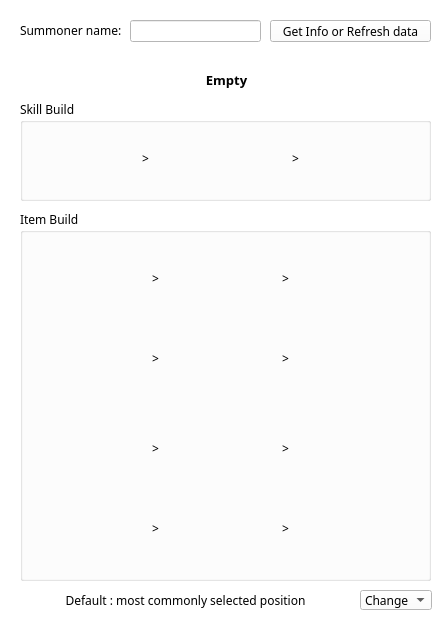
This is Private Project/Web Scrap/Mini Helper/pylol.ui in B2SIC/boj-solution as Qt 5 draws it before an edit. The edited form follows.
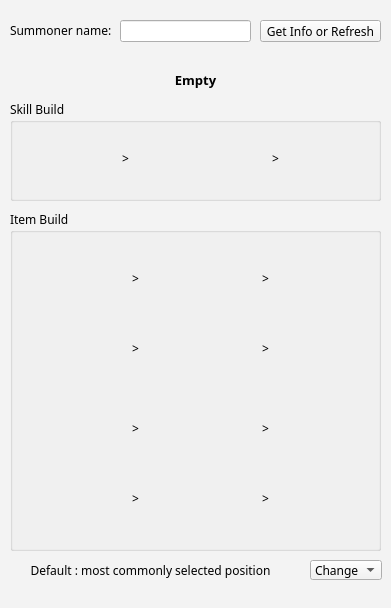
This is the edited form. Icons and pictures are not drawn.

```diff
--- a/Private Project/Web Scrap/Mini Helper/pylol.ui
+++ b/Private Project/Web Scrap/Mini Helper/pylol.ui
@@ -6,14 +6,20 @@
    <rect>
     <x>0</x>
     <y>0</y>
-    <width>441</width>
-    <height>640</height>
+    <width>391</width>
+    <height>608</height>
    </rect>
   </property>
+  <property name="minimumSize">
+   <size>
+    <width>391</width>
+    <height>608</height>
+   </size>
+  </property>
   <property name="maximumSize">
    <size>
-    <width>441</width>
-    <height>658</height>
+    <width>391</width>
+    <height>608</height>
    </size>
   </property>
   <property name="palette">
@@ -31,9 +37,9 @@
      <colorrole role="Button">
       <brush brushstyle="SolidPattern">
        <color alpha="255">
-        <red>255</red>
-        <green>255</green>
-        <blue>255</blue>
+        <red>243</red>
+        <green>243</green>
+        <blue>243</blue>
        </color>
       </brush>
      </colorrole>
@@ -49,27 +55,27 @@
      <colorrole role="Midlight">
       <brush brushstyle="SolidPattern">
        <color alpha="255">
-        <red>255</red>
-        <green>255</green>
-        <blue>255</blue>
+        <red>249</red>
+        <green>249</green>
+        <blue>249</blue>
        </color>
       </brush>
      </colorrole>
      <colorrole role="Dark">
       <brush brushstyle="SolidPattern">
        <color alpha="255">
-        <red>127</red>
-        <green>127</green>
-        <blue>127</blue>
+        <red>121</red>
+        <green>121</green>
+        <blue>121</blue>
        </color>
       </brush>
      </colorrole>
      <colorrole role="Mid">
       <brush brushstyle="SolidPattern">
        <color alpha="255">
-        <red>170</red>
-        <green>170</green>
-        <blue>170</blue>
+        <red>162</red>
+        <green>162</green>
+        <blue>162</blue>
        </color>
       </brush>
      </colorrole>
@@ -112,9 +118,9 @@
      <colorrole role="Window">
       <brush brushstyle="SolidPattern">
        <color alpha="255">
-        <red>255</red>
-        <green>255</green>
-        <blue>255</blue>
+        <red>243</red>
+        <green>243</green>
+        <blue>243</blue>
        </color>
       </brush>
      </colorrole>
@@ -130,9 +136,9 @@
      <colorrole role="AlternateBase">
       <brush brushstyle="SolidPattern">
        <color alpha="255">
-        <red>255</red>
-        <green>255</green>
-        <blue>255</blue>
+        <red>249</red>
+        <green>249</green>
+        <blue>249</blue>
        </color>
       </brush>
      </colorrole>
@@ -168,9 +174,9 @@
      <colorrole role="Button">
       <brush brushstyle="SolidPattern">
        <color alpha="255">
-        <red>255</red>
-        <green>255</green>
-        <blue>255</blue>
+        <red>243</red>
+        <green>243</green>
+        <blue>243</blue>
        </color>
       </brush>
      </colorrole>
@@ -186,27 +192,27 @@
      <colorrole role="Midlight">
       <brush brushstyle="SolidPattern">
        <color alpha="255">
-        <red>255</red>
-        <green>255</green>
-        <blue>255</blue>
+        <red>249</red>
+        <green>249</green>
+        <blue>249</blue>
        </color>
       </brush>
      </colorrole>
      <colorrole role="Dark">
       <brush brushstyle="SolidPattern">
        <color alpha="255">
-        <red>127</red>
-        <green>127</green>
-        <blue>127</blue>
+        <red>121</red>
+        <green>121</green>
+        <blue>121</blue>
        </color>
       </brush>
      </colorrole>
      <colorrole role="Mid">
       <brush brushstyle="SolidPattern">
        <color alpha="255">
-        <red>170</red>
-        <green>170</green>
-        <blue>170</blue>
+        <red>162</red>
+        <green>162</green>
+        <blue>162</blue>
        </color>
       </brush>
      </colorrole>
@@ -249,9 +255,9 @@
      <colorrole role="Window">
       <brush brushstyle="SolidPattern">
        <color alpha="255">
-        <red>255</red>
-        <green>255</green>
-        <blue>255</blue>
+        <red>243</red>
+        <green>243</green>
+        <blue>243</blue>
        </color>
       </brush>
      </colorrole>
@@ -267,9 +273,9 @@
      <colorrole role="AlternateBase">
       <brush brushstyle="SolidPattern">
        <color alpha="255">
-        <red>255</red>
-        <green>255</green>
-        <blue>255</blue>
+        <red>249</red>
+        <green>249</green>
+        <blue>249</blue>
        </color>
       </brush>
      </colorrole>
@@ -296,18 +302,18 @@
      <colorrole role="WindowText">
       <brush brushstyle="SolidPattern">
        <color alpha="255">
-        <red>127</red>
-        <green>127</green>
-        <blue>127</blue>
+        <red>121</red>
+        <green>121</green>
+        <blue>121</blue>
        </color>
       </brush>
      </colorrole>
      <colorrole role="Button">
       <brush brushstyle="SolidPattern">
        <color alpha="255">
-        <red>255</red>
-        <green>255</green>
-        <blue>255</blue>
+        <red>243</red>
+        <green>243</green>
+        <blue>243</blue>
        </color>
       </brush>
      </colorrole>
@@ -323,36 +329,36 @@
      <colorrole role="Midlight">
       <brush brushstyle="SolidPattern">
        <color alpha="255">
-        <red>255</red>
-        <green>255</green>
-        <blue>255</blue>
+        <red>249</red>
+        <green>249</green>
+        <blue>249</blue>
        </color>
       </brush>
      </colorrole>
      <colorrole role="Dark">
       <brush brushstyle="SolidPattern">
        <color alpha="255">
-        <red>127</red>
-        <green>127</green>
-        <blue>127</blue>
+        <red>121</red>
+        <green>121</green>
+        <blue>121</blue>
        </color>
       </brush>
      </colorrole>
      <colorrole role="Mid">
       <brush brushstyle="SolidPattern">
        <color alpha="255">
-        <red>170</red>
-        <green>170</green>
-        <blue>170</blue>
+        <red>162</red>
+        <green>162</green>
+        <blue>162</blue>
        </color>
       </brush>
      </colorrole>
      <colorrole role="Text">
       <brush brushstyle="SolidPattern">
        <color alpha="255">
-        <red>127</red>
-        <green>127</green>
-        <blue>127</blue>
+        <red>121</red>
+        <green>121</green>
+        <blue>121</blue>
        </color>
       </brush>
      </colorrole>
@@ -368,27 +374,27 @@
      <colorrole role="ButtonText">
       <brush brushstyle="SolidPattern">
        <color alpha="255">
-        <red>127</red>
-        <green>127</green>
-        <blue>127</blue>
+        <red>121</red>
+        <green>121</green>
+        <blue>121</blue>
        </color>
       </brush>
      </colorrole>
      <colorrole role="Base">
       <brush brushstyle="SolidPattern">
        <color alpha="255">
-        <red>255</red>
-        <green>255</green>
-        <blue>255</blue>
+        <red>243</red>
+        <green>243</green>
+        <blue>243</blue>
        </color>
       </brush>
      </colorrole>
      <colorrole role="Window">
       <brush brushstyle="SolidPattern">
        <color alpha="255">
-        <red>255</red>
-        <green>255</green>
-        <blue>255</blue>
+        <red>243</red>
+        <green>243</green>
+        <blue>243</blue>
        </color>
       </brush>
      </colorrole>
@@ -404,9 +410,9 @@
      <colorrole role="AlternateBase">
       <brush brushstyle="SolidPattern">
        <color alpha="255">
-        <red>255</red>
-        <green>255</green>
-        <blue>255</blue>
+        <red>243</red>
+        <green>243</green>
+        <blue>243</blue>
        </color>
       </brush>
      </colorrole>
@@ -445,7 +451,7 @@
    <widget class="QLabel" name="label">
     <property name="geometry">
      <rect>
-      <x>20</x>
+      <x>10</x>
       <y>20</y>
       <width>121</width>
       <height>21</height>
@@ -463,7 +469,7 @@
    <widget class="QLineEdit" name="lineEdit">
     <property name="geometry">
      <rect>
-      <x>130</x>
+      <x>120</x>
       <y>20</y>
       <width>131</width>
       <height>22</height>
@@ -478,9 +484,9 @@
    <widget class="QPushButton" name="pushButton">
     <property name="geometry">
      <rect>
-      <x>270</x>
+      <x>260</x>
       <y>20</y>
-      <width>161</width>
+      <width>121</width>
       <height>22</height>
      </rect>
     </property>
@@ -493,15 +499,15 @@
      <cursorShape>ArrowCursor</cursorShape>
     </property>
     <property name="text">
-     <string>Get Info or Refresh data</string>
+     <string>Get Info or Refresh</string>
     </property>
    </widget>
    <widget class="QGroupBox" name="groupBox_2">
     <property name="geometry">
      <rect>
-      <x>20</x>
+      <x>10</x>
       <y>100</y>
-      <width>411</width>
+      <width>371</width>
       <height>101</height>
      </rect>
     </property>
@@ -534,7 +540,7 @@
     <widget class="QLabel" name="label_skill_2">
      <property name="geometry">
       <rect>
-       <x>170</x>
+       <x>160</x>
        <y>30</y>
        <width>60</width>
        <height>60</height>
@@ -552,7 +558,7 @@
     <widget class="QLabel" name="label_skill_3">
      <property name="geometry">
       <rect>
-       <x>310</x>
+       <x>300</x>
        <y>30</y>
        <width>60</width>
        <height>60</height>
@@ -570,7 +576,7 @@
     <widget class="QLabel" name="label_10">
      <property name="geometry">
       <rect>
-       <x>110</x>
+       <x>100</x>
        <y>50</y>
        <width>31</width>
        <height>16</height>
@@ -591,7 +597,7 @@
     <widget class="QLabel" name="label_11">
      <property name="geometry">
       <rect>
-       <x>260</x>
+       <x>250</x>
        <y>50</y>
        <width>31</width>
        <height>16</height>
@@ -633,7 +639,7 @@
     <widget class="QLabel" name="label_skill_name_2">
      <property name="geometry">
       <rect>
-       <x>210</x>
+       <x>200</x>
        <y>70</y>
        <width>21</width>
        <height>16</height>
@@ -654,7 +660,7 @@
     <widget class="QLabel" name="label_skill_name_3">
      <property name="geometry">
       <rect>
-       <x>350</x>
+       <x>340</x>
        <y>70</y>
        <width>21</width>
        <height>16</height>
@@ -676,10 +682,10 @@
    <widget class="QGroupBox" name="groupBox_3">
     <property name="geometry">
      <rect>
-      <x>20</x>
+      <x>10</x>
       <y>210</y>
-      <width>411</width>
-      <height>371</height>
+      <width>371</width>
+      <height>341</height>
      </rect>
     </property>
     <property name="font">
@@ -693,8 +699,8 @@
     <widget class="QLabel" name="label_item_7">
      <property name="geometry">
       <rect>
-       <x>40</x>
-       <y>210</y>
+       <x>30</x>
+       <y>190</y>
        <width>60</width>
        <height>60</height>
       </rect>
@@ -711,8 +717,8 @@
     <widget class="QLabel" name="label_item_8">
      <property name="geometry">
       <rect>
-       <x>170</x>
-       <y>210</y>
+       <x>160</x>
+       <y>190</y>
        <width>60</width>
        <height>60</height>
       </rect>
@@ -729,8 +735,8 @@
     <widget class="QLabel" name="label_item_9">
      <property name="geometry">
       <rect>
-       <x>300</x>
-       <y>210</y>
+       <x>290</x>
+       <y>190</y>
        <width>60</width>
        <height>60</height>
       </rect>
@@ -747,8 +753,8 @@
     <widget class="QLabel" name="label_item_10">
      <property name="geometry">
       <rect>
-       <x>40</x>
-       <y>290</y>
+       <x>30</x>
+       <y>260</y>
        <width>60</width>
        <height>60</height>
       </rect>
@@ -765,8 +771,8 @@
     <widget class="QLabel" name="label_item_11">
      <property name="geometry">
       <rect>
-       <x>170</x>
-       <y>290</y>
+       <x>160</x>
+       <y>260</y>
        <width>60</width>
        <height>60</height>
       </rect>
@@ -783,8 +789,8 @@
     <widget class="QLabel" name="label_item_12">
      <property name="geometry">
       <rect>
-       <x>300</x>
-       <y>290</y>
+       <x>290</x>
+       <y>260</y>
        <width>60</width>
        <height>60</height>
       </rect>
@@ -801,8 +807,8 @@
     <widget class="QLabel" name="label_item_4">
      <property name="geometry">
       <rect>
-       <x>40</x>
-       <y>120</y>
+       <x>30</x>
+       <y>110</y>
        <width>60</width>
        <height>60</height>
       </rect>
@@ -819,7 +825,7 @@
     <widget class="QLabel" name="label_item_3">
      <property name="geometry">
       <rect>
-       <x>300</x>
+       <x>290</x>
        <y>40</y>
        <width>60</width>
        <height>60</height>
@@ -837,8 +843,8 @@
     <widget class="QLabel" name="label_item_5">
      <property name="geometry">
       <rect>
-       <x>170</x>
-       <y>120</y>
+       <x>160</x>
+       <y>110</y>
        <width>60</width>
        <height>60</height>
       </rect>
@@ -855,7 +861,7 @@
     <widget class="QLabel" name="label_item_1">
      <property name="geometry">
       <rect>
-       <x>40</x>
+       <x>30</x>
        <y>40</y>
        <width>60</width>
        <height>60</height>
@@ -873,7 +879,7 @@
     <widget class="QLabel" name="label_item_2">
      <property name="geometry">
       <rect>
-       <x>170</x>
+       <x>160</x>
        <y>40</y>
        <width>60</width>
        <height>60</height>
@@ -891,8 +897,8 @@
     <widget class="QLabel" name="label_item_6">
      <property name="geometry">
       <rect>
-       <x>300</x>
-       <y>120</y>
+       <x>290</x>
+       <y>110</y>
        <width>60</width>
        <height>60</height>
       </rect>
@@ -909,7 +915,7 @@
     <widget class="QLabel" name="label_2">
      <property name="geometry">
       <rect>
-       <x>120</x>
+       <x>110</x>
        <y>60</y>
        <width>31</width>
        <height>16</height>
@@ -930,7 +936,7 @@
     <widget class="QLabel" name="label_3">
      <property name="geometry">
       <rect>
-       <x>250</x>
+       <x>240</x>
        <y>60</y>
        <width>31</width>
        <height>16</height>
@@ -951,8 +957,8 @@
     <widget class="QLabel" name="label_4">
      <property name="geometry">
       <rect>
-       <x>120</x>
-       <y>140</y>
+       <x>110</x>
+       <y>130</y>
        <width>31</width>
        <height>16</height>
       </rect>
@@ -972,8 +978,8 @@
     <widget class="QLabel" name="label_5">
      <property name="geometry">
       <rect>
-       <x>250</x>
-       <y>140</y>
+       <x>240</x>
+       <y>130</y>
        <width>31</width>
        <height>16</height>
       </rect>
@@ -993,8 +999,8 @@
     <widget class="QLabel" name="label_6">
      <property name="geometry">
       <rect>
-       <x>120</x>
-       <y>230</y>
+       <x>110</x>
+       <y>210</y>
        <width>31</width>
        <height>16</height>
       </rect>
@@ -1014,8 +1020,8 @@
     <widget class="QLabel" name="label_7">
      <property name="geometry">
       <rect>
-       <x>250</x>
-       <y>230</y>
+       <x>240</x>
+       <y>210</y>
        <width>31</width>
        <height>16</height>
       </rect>
@@ -1035,8 +1041,8 @@
     <widget class="QLabel" name="label_8">
      <property name="geometry">
       <rect>
-       <x>120</x>
-       <y>310</y>
+       <x>110</x>
+       <y>280</y>
        <width>31</width>
        <height>16</height>
       </rect>
@@ -1056,8 +1062,8 @@
     <widget class="QLabel" name="label_9">
      <property name="geometry">
       <rect>
-       <x>250</x>
-       <y>310</y>
+       <x>240</x>
+       <y>280</y>
        <width>31</width>
        <height>16</height>
       </rect>
@@ -1078,9 +1084,9 @@
    <widget class="QLabel" name="label_champion">
     <property name="geometry">
      <rect>
-      <x>21</x>
+      <x>10</x>
       <y>70</y>
-      <width>411</width>
+      <width>371</width>
       <height>20</height>
      </rect>
     </property>
@@ -1102,8 +1108,8 @@
    <widget class="QComboBox" name="comboBox">
     <property name="geometry">
      <rect>
-      <x>360</x>
-      <y>590</y>
+      <x>310</x>
+      <y>560</y>
       <width>72</width>
       <height>20</height>
      </rect>
@@ -1150,9 +1156,9 @@
    <widget class="QLabel" name="label_12">
     <property name="geometry">
      <rect>
-      <x>20</x>
-      <y>590</y>
-      <width>331</width>
+      <x>10</x>
+      <y>560</y>
+      <width>281</width>
       <height>21</height>
      </rect>
     </property>
```
Left out of the diff: 2 changed lines with no effect on the pictures.
